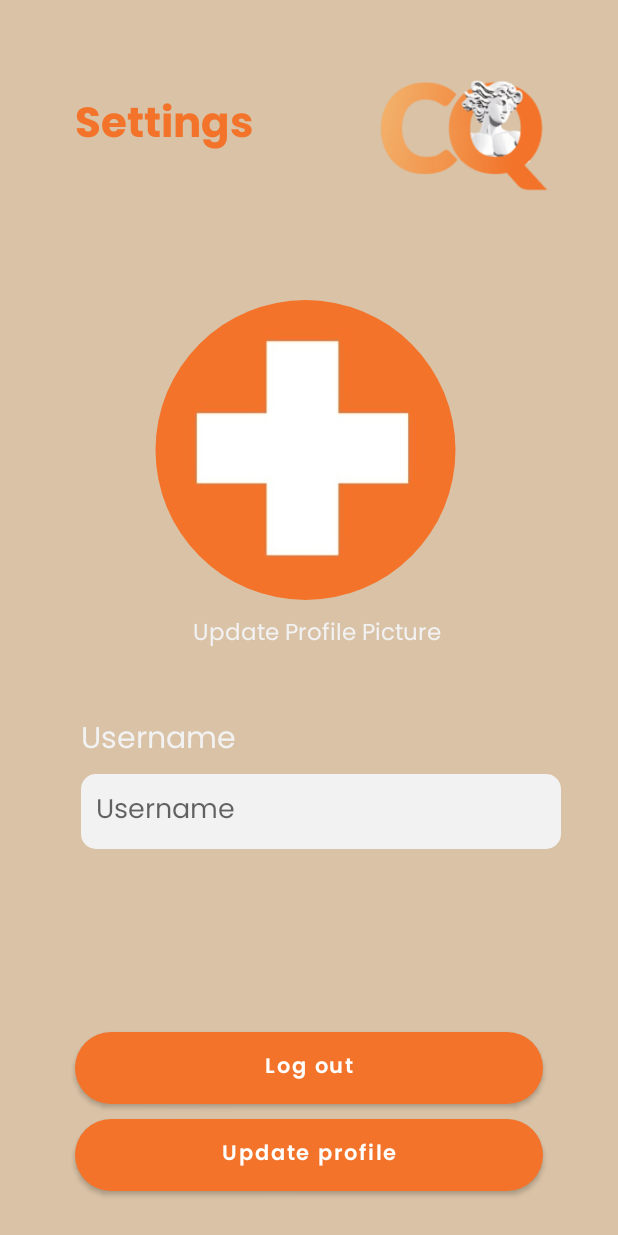
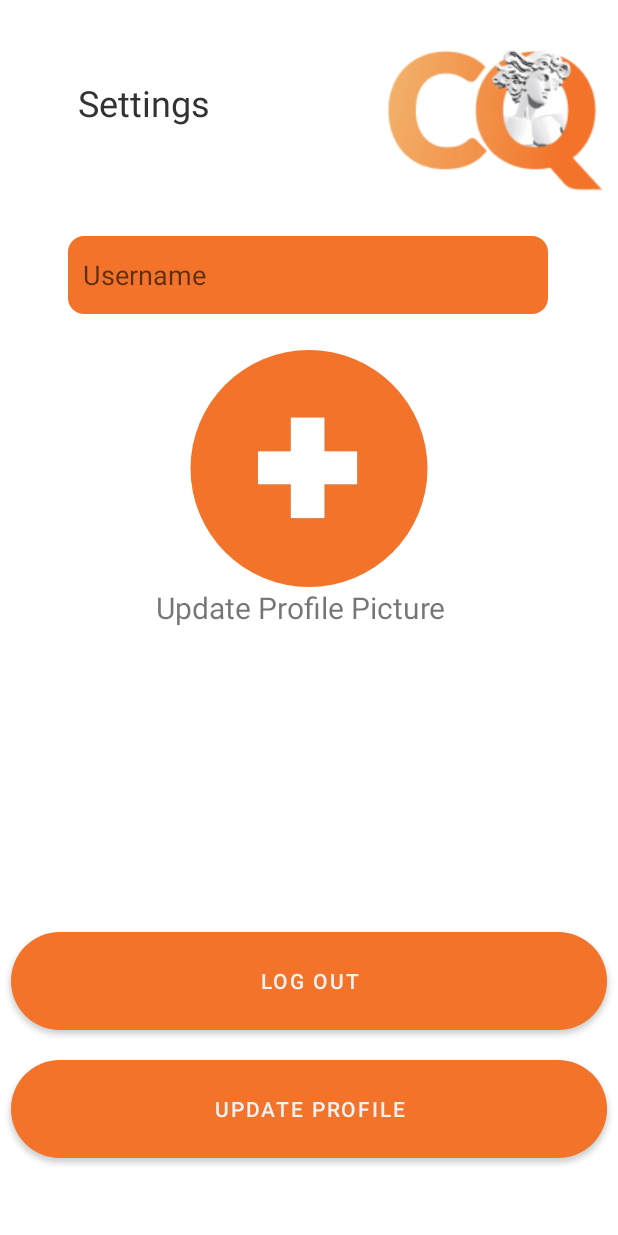
Before and after one commit to CultureQuestORG/SDP2023, an Android app: the SettingsActivity screen opened directly, with no data from a screen before it, on a phone screen of 412 x 824 dp. Run offline under Robolectric (Android 15) with nearby library versions, the phone set to English and light mode, and no system bars; our stand-ins replace CircleImageView, Firebase (no records; nobody signed in at launch, a user with empty details on screens opened directly), Picasso; pictures from the network do not load; 1 statement that could not run was skipped.

Commit message:
fix: put back layout settings for now

```diff
--- a/app/src/main/res/layout/activity_settings.xml
+++ b/app/src/main/res/layout/activity_settings.xml
@@ -1,95 +1,72 @@
 <?xml version="1.0" encoding="utf-8"?>
 <androidx.constraintlayout.widget.ConstraintLayout xmlns:android="http://schemas.android.com/apk/res/android"
     xmlns:app="http://schemas.android.com/apk/res-auto"
+    xmlns:tools="http://schemas.android.com/tools"
     android:layout_width="match_parent"
-    android:layout_height="match_parent"
-    android:background="@color/background">
+    android:layout_height="match_parent">
 
 
     <TextView
         android:id="@+id/textView"
-        android:layout_width="wrap_content"
-        android:layout_height="wrap_content"
-        android:layout_marginStart="50dp"
-        android:layout_marginTop="60dp"
-        android:fontFamily="@font/poppins_bold"
+        android:layout_width="99dp"
+        android:layout_height="36dp"
+        android:layout_marginStart="52dp"
+        android:layout_marginTop="52dp"
         android:text="Settings"
-        android:textColor="@color/colorPrimary"
-        android:textSize="28sp"
+        android:textColor="#323232"
+        android:textSize="24sp"
         app:layout_constraintStart_toStartOf="parent"
         app:layout_constraintTop_toTopOf="parent" />
 
     <de.hdodenhof.circleimageview.CircleImageView
         android:id="@+id/profile_picture"
-        android:layout_width="wrap_content"
-        android:layout_height="200dp"
-        android:layout_marginStart="100dp"
-        android:layout_marginTop="200dp"
-        android:layout_marginEnd="100dp"
+        android:layout_width="193dp"
+        android:layout_height="158dp"
+        android:layout_marginStart="162dp"
+        android:layout_marginTop="24dp"
+        android:layout_marginEnd="159dp"
         android:onClick="selectProfilePicture"
         android:src="@drawable/plus"
         app:layout_constraintEnd_toEndOf="parent"
         app:layout_constraintHorizontal_bias="0.514"
         app:layout_constraintStart_toStartOf="parent"
-        app:layout_constraintTop_toTopOf="parent" />
+        app:layout_constraintTop_toBottomOf="@+id/username" />
 
     <TextView
         android:id="@+id/profile_pic_text"
-        android:layout_width="wrap_content"
-        android:layout_height="wrap_content"
-        android:layout_marginTop="10dp"
+        android:layout_width="224dp"
+        android:layout_height="29dp"
         android:paddingStart="10dp"
         android:text="@string/update_profile_picture"
-        android:fontFamily="@font/poppins"
-        android:textColor="@color/grey"
-        android:textSize="15sp"
+        android:textSize="20sp"
         app:layout_constraintEnd_toEndOf="parent"
         app:layout_constraintStart_toStartOf="parent"
         app:layout_constraintTop_toBottomOf="@+id/profile_picture" />
 
-    <TextView
-        android:id="@+id/username_text"
-        android:layout_width="wrap_content"
-        android:layout_height="wrap_content"
-        android:layout_marginBottom="5dp"
-        android:fontFamily="@font/poppins"
-        android:text="@string/username"
-        android:textColor="@color/grey"
-        android:textSize="20sp"
-        app:layout_constraintBottom_toTopOf="@+id/username"
-        app:layout_constraintStart_toStartOf="@+id/username" />
-
     <EditText
         android:id="@+id/username"
         android:layout_width="320dp"
-        android:layout_height="wrap_content"
+        android:layout_height="52dp"
         android:layout_marginStart="16dp"
-        android:layout_marginTop="80dp"
-        android:background="@drawable/rounded_bg"
-        android:backgroundTint="@color/grey"
+        android:layout_marginTop="24dp"
+        android:background="@drawable/my_border"
         android:ems="10"
-        android:fontFamily="@font/poppins"
         android:hint="@string/username"
         android:inputType="textPersonName"
         android:padding="10dp"
-        android:textColor="@color/black"
         app:layout_constraintEnd_toEndOf="parent"
+        app:layout_constraintHorizontal_bias="0.386"
         app:layout_constraintStart_toStartOf="parent"
-        app:layout_constraintTop_toBottomOf="@+id/profile_pic_text" />
+        app:layout_constraintTop_toBottomOf="@+id/imageView2" />
 
     <Button
         android:id="@+id/update_profile"
-        android:layout_width="0dp"
-        android:layout_height="wrap_content"
-        android:layout_marginStart="50dp"
-        android:layout_marginEnd="50dp"
-        android:layout_marginBottom="30dp"
+        android:layout_width="397dp"
+        android:layout_height="65dp"
+        android:layout_marginBottom="52dp"
         android:background="@drawable/rounded_button"
         android:onClick="createProfile"
         android:text="@string/update_profile"
-        android:textAllCaps="false"
-        android:fontFamily="@font/poppins_semibold"
-        android:textColor="@color/white"
         android:visibility="visible"
         app:layout_constraintBottom_toBottomOf="parent"
         app:layout_constraintEnd_toEndOf="parent"
@@ -97,17 +74,12 @@
 
     <Button
         android:id="@+id/log_out"
-        android:layout_width="0dp"
-        android:layout_height="wrap_content"
-        android:layout_marginStart="50dp"
-        android:layout_marginEnd="50dp"
-        android:layout_marginBottom="10dp"
+        android:layout_width="397dp"
+        android:layout_height="65dp"
+        android:layout_marginBottom="20dp"
         android:background="@drawable/rounded_button"
         android:onClick="createProfile"
-        android:textAllCaps="false"
         android:text="@string/log_out"
-        android:fontFamily="@font/poppins_semibold"
-        android:textColor="@color/white"
         android:visibility="visible"
         app:layout_constraintBottom_toTopOf="@+id/update_profile"
         app:layout_constraintEnd_toEndOf="parent"
@@ -115,11 +87,11 @@
 
     <ImageView
         android:id="@+id/imageView2"
-        android:layout_width="139dp"
-        android:layout_height="82dp"
-        android:layout_marginTop="50dp"
-        android:layout_marginEnd="30dp"
-        app:layout_constraintEnd_toEndOf="parent"
+        android:layout_width="157dp"
+        android:layout_height="105dp"
+        android:layout_marginStart="104dp"
+        android:layout_marginTop="28dp"
+        app:layout_constraintStart_toEndOf="@+id/textView"
         app:layout_constraintTop_toTopOf="parent"
         app:srcCompat="@drawable/logo_compact" />
 
```
Also changed, not shown: app/src/main/res/layout/activity_profile_creation.xml (+37 -53 lines).
